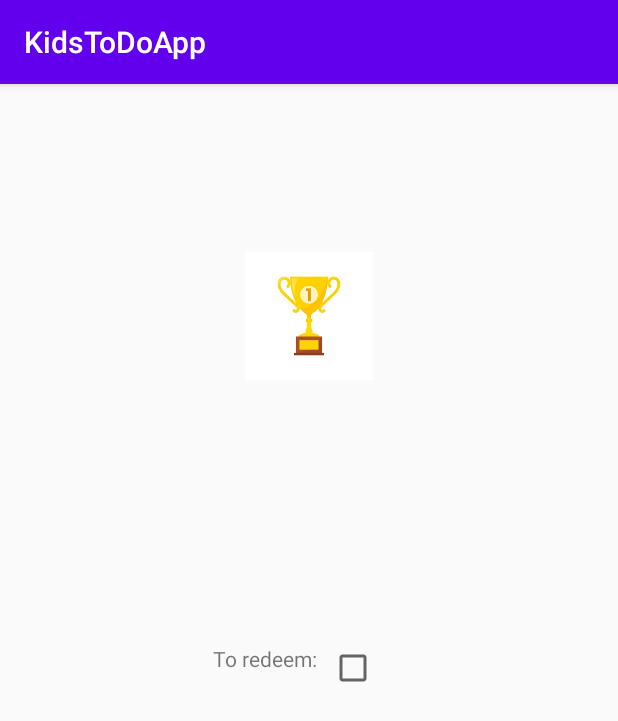
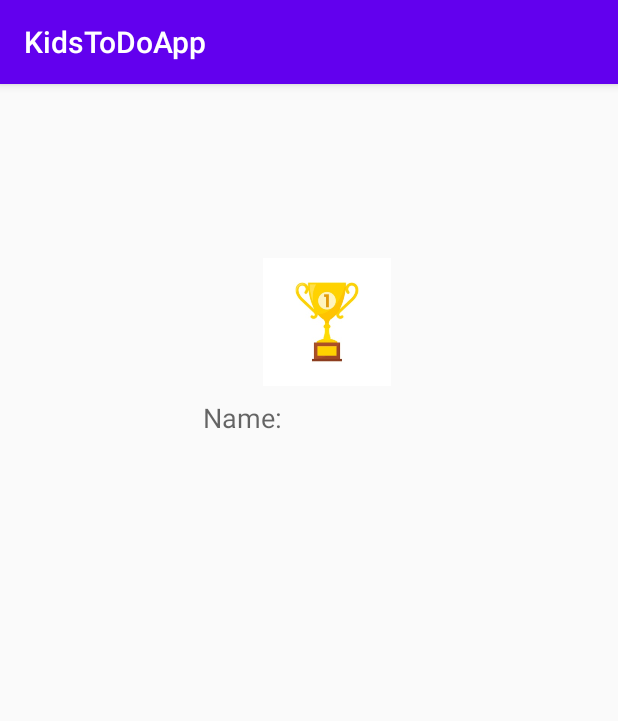
Before and after one commit to scc2758/KidsToDoApp, an Android app: the TrophyActivity screen opened directly, with no data from a screen before it, on a phone screen of 412 x 824 dp. Shown: the top 721 px of the screen. Run offline under Robolectric (Android 15) with nearby library versions, the phone set to English and light mode, and no system bars; 5 statements that could not run were skipped.

Commit message:
Add in toast for "Redeem trophy" error

```diff
--- a/app/src/main/java/com/example/kidstodoapp/CreateTrophyActivity.java
+++ b/app/src/main/java/com/example/kidstodoapp/CreateTrophyActivity.java
@@ -121,9 +121,9 @@ public class CreateTrophyActivity extends AppCompatActivity {
         createTrophyButton.setOnClickListener(new View.OnClickListener() {
             public void onClick(View view) {
                 if (TextUtils.isEmpty(trophyNameEditText.getText().toString())) {
-                    Toast.makeText(CreateTrophyActivity.this,
-                            "Please give this trophy a name",
-                            Toast.LENGTH_SHORT).show();
+                        Toast.makeText(CreateTrophyActivity.this,
+                                "Please give this trophy a name",
+                                Toast.LENGTH_LONG).show();
                 }
                 else {
                     int points;
--- a/app/src/main/java/com/example/kidstodoapp/TrophyCase.java
+++ b/app/src/main/java/com/example/kidstodoapp/TrophyCase.java
@@ -4,6 +4,7 @@ import androidx.recyclerview.widget.LinearLayoutManager;
 import androidx.recyclerview.widget.RecyclerView;
 import android.content.Intent;
 import android.os.Bundle;
+import android.view.Gravity;
 import android.view.View;
 import android.widget.Button;
 import android.widget.ImageButton;
@@ -138,11 +139,20 @@ public class TrophyCase extends AppCompatActivity implements TrophyAdapter.OnEnt
             if (resultCode == RESULT_OK) {
                 Bundle extras = result.getExtras();
                 int position = extras.getInt("position");
-                Trophy trophy = existingTrophies.remove(position);
-                adapter.notifyItemRemoved(position);
-                trophy.setRedeemed(true);
-                archivedTrophies.add(trophy);
-                pointsEarned += trophy.getPoints();
+                Trophy trophy = existingTrophies.get(position);
+                if(pointsEarned - trophy.getPoints() < 0) {
+                    Toast toast = Toast.makeText(TrophyCase.this,
+                            "You don't have enough money to buy this trophy.\nSorry!",
+                            Toast.LENGTH_LONG);
+                    toast.setGravity(Gravity.CENTER, 0, 0);
+                    toast.show();
+                } else {
+                    trophy = existingTrophies.remove(position);
+                    adapter.notifyItemRemoved(position);
+                    trophy.setRedeemed(true);
+                    archivedTrophies.add(trophy);
+                    pointsEarned -= trophy.getPoints();
+                }
                 setPointsDisplay();
             }
         }
--- a/app/src/main/res/layout/activity_trophy.xml
+++ b/app/src/main/res/layout/activity_trophy.xml
@@ -7,63 +7,79 @@
     tools:context="com.example.kidstodoapp.TrophyActivity">
 
 
-    <TextView
-        android:id="@+id/redeem_text"
+    <CheckBox
+        android:id="@+id/redemption_check_box"
         android:layout_width="wrap_content"
         android:layout_height="wrap_content"
-        android:layout_marginTop="176dp"
-        android:layout_marginEnd="8dp"
-        android:text="To redeem:"
-        app:layout_constraintEnd_toStartOf="@+id/redemption_check_box"
-        app:layout_constraintTop_toBottomOf="@+id/icon_view" />
+        android:layout_marginStart="1dp"
+        android:layout_marginTop="128dp"
+        app:layout_constraintBottom_toBottomOf="@+id/icon_view"
+        app:layout_constraintStart_toEndOf="@+id/trophy_points_textview"
+        app:layout_constraintTop_toTopOf="@+id/icon_view"
+        app:layout_constraintVertical_bias="0.0" />
+
+    <TextView
+        android:id="@+id/trophy_name_textview"
+        android:layout_width="133dp"
+        android:layout_height="28dp"
+        android:layout_centerHorizontal="true"
+        android:layout_centerVertical="true"
+        android:layout_marginStart="56dp"
+        android:layout_marginTop="92dp"
+        android:gravity="center_vertical|center_horizontal"
+        android:paddingRight="60dp"
+        android:textAppearance="@style/TextAppearance.AppCompat.Large"
+        android:textSize="24sp"
+        android:textStyle="bold"
+        app:layout_constraintStart_toStartOf="@+id/trophy_points_textview"
+        app:layout_constraintTop_toTopOf="@+id/icon_view" />
 
     <ImageView
         android:id="@+id/icon_view"
         android:layout_width="92dp"
         android:layout_height="85dp"
-        android:layout_marginTop="112dp"
-        android:layout_marginEnd="160dp"
+        android:layout_marginTop="116dp"
+        android:layout_marginEnd="148dp"
         app:layout_constraintEnd_toEndOf="parent"
         app:layout_constraintTop_toTopOf="parent"
         app:srcCompat="@drawable/trophy1" />
 
     <TextView
-        android:id="@+id/trophy_name_textview"
-        android:layout_width="121dp"
-        android:layout_height="25dp"
-        android:layout_marginTop="8dp"
-        android:layout_marginEnd="22dp"
-        android:paddingRight="60dp"
-        android:textSize="24sp"
-        android:textStyle="bold"
-        app:layout_constraintEnd_toEndOf="@+id/trophy_description_textview"
-        app:layout_constraintTop_toBottomOf="@+id/icon_view" />
-
-    <TextView
         android:id="@+id/trophy_description_textview"
-        android:layout_width="158dp"
-        android:layout_height="83dp"
-        android:layout_marginTop="44dp"
-        android:layout_marginEnd="12dp"
-        app:layout_constraintEnd_toEndOf="@+id/trophy_points_textview"
-        app:layout_constraintTop_toBottomOf="@+id/icon_view" />
+        android:layout_width="160dp"
+        android:layout_height="85dp"
+        android:layout_centerHorizontal="true"
+        android:layout_centerVertical="true"
+        android:layout_marginEnd="124dp"
+        android:layout_marginBottom="368dp"
+        android:gravity="center_vertical|center_horizontal"
+        app:layout_constraintBottom_toBottomOf="parent"
+        app:layout_constraintEnd_toEndOf="parent" />
 
     <TextView
         android:id="@+id/trophy_points_textview"
-        android:layout_width="187dp"
-        android:layout_height="17dp"
-        android:layout_marginStart="112dp"
-        android:layout_marginTop="144dp"
-        app:layout_constraintStart_toStartOf="parent"
-        app:layout_constraintTop_toBottomOf="@+id/icon_view" />
+        android:layout_width="158dp"
+        android:layout_height="26dp"
+        android:layout_centerHorizontal="true"
+        android:layout_centerVertical="true"
+        android:layout_marginStart="8dp"
+        android:layout_marginTop="132dp"
+        android:gravity="center_vertical|center_horizontal"
+        android:textAppearance="@style/TextAppearance.AppCompat.Medium"
+        app:layout_constraintBottom_toTopOf="@+id/trophy_description_textview"
+        app:layout_constraintStart_toStartOf="@+id/trophy_description_textview"
+        app:layout_constraintTop_toTopOf="@+id/icon_view"
+        app:layout_constraintVertical_bias="0.0" />
 
-    <CheckBox
-        android:id="@+id/redemption_check_box"
+    <TextView
+        android:id="@+id/textView14"
         android:layout_width="wrap_content"
         android:layout_height="wrap_content"
-        android:layout_marginTop="176dp"
-        android:layout_marginEnd="48dp"
-        app:layout_constraintEnd_toEndOf="@+id/trophy_points_textview"
-        app:layout_constraintTop_toBottomOf="@+id/icon_view" />
+        android:layout_marginEnd="128dp"
+        android:text="Name:  "
+        android:textAppearance="@style/TextAppearance.AppCompat.Medium"
+        app:layout_constraintBottom_toBottomOf="@+id/trophy_name_textview"
+        app:layout_constraintEnd_toEndOf="@+id/trophy_name_textview"
+        app:layout_constraintTop_toTopOf="@+id/trophy_name_textview" />
 
 </androidx.constraintlayout.widget.ConstraintLayout>
--- a/app/src/main/res/layout/item_trophy_entry_no_edit.xml
+++ b/app/src/main/res/layout/item_trophy_entry_no_edit.xml
@@ -10,8 +10,8 @@
 
     <TextView
         android:id="@+id/trophy_name"
-        android:layout_width="71dp"
-        android:layout_height="23dp"
+        android:layout_width="203dp"
+        android:layout_height="19dp"
         android:layout_marginStart="160dp"
         android:layout_marginTop="4dp"
         android:textColor="@android:color/black"
@@ -32,8 +32,8 @@
 
     <TextView
         android:id="@+id/trophy_description"
-        android:layout_width="104dp"
-        android:layout_height="22dp"
+        android:layout_width="206dp"
+        android:layout_height="21dp"
         android:paddingBottom="16dp"
         android:textColor="@android:color/darker_gray"
         app:layout_constraintStart_toStartOf="@+id/trophy_points"
@@ -41,8 +41,8 @@
 
     <TextView
         android:id="@+id/trophy_points"
-        android:layout_width="63dp"
-        android:layout_height="16dp"
+        android:layout_width="205dp"
+        android:layout_height="19dp"
         app:layout_constraintStart_toStartOf="@+id/trophy_name"
         app:layout_constraintTop_toBottomOf="@+id/trophy_description" />
 
```
